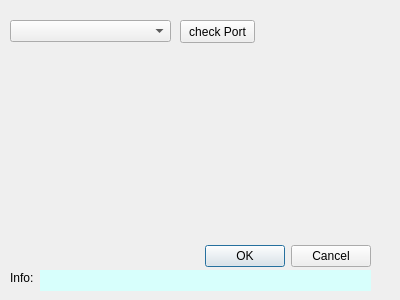
The window that qt_interface/serialconfigdialog.ui (PabloNH00/rosa_firmware_Pablo) describes before a commit, drawn with Qt 5.
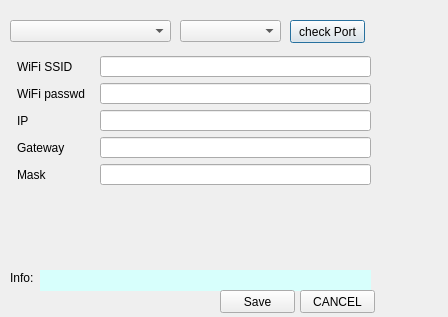
The same window after the commit.

Diff of the .ui file:
```diff
--- a/qt_interface/serialconfigdialog.ui
+++ b/qt_interface/serialconfigdialog.ui
@@ -6,29 +6,13 @@
    <rect>
     <x>0</x>
     <y>0</y>
-    <width>400</width>
-    <height>300</height>
+    <width>448</width>
+    <height>317</height>
    </rect>
   </property>
   <property name="windowTitle">
    <string>Dialog</string>
   </property>
-  <widget class="QDialogButtonBox" name="buttonBox">
-   <property name="geometry">
-    <rect>
-     <x>30</x>
-     <y>240</y>
-     <width>341</width>
-     <height>32</height>
-    </rect>
-   </property>
-   <property name="orientation">
-    <enum>Qt::Horizontal</enum>
-   </property>
-   <property name="standardButtons">
-    <set>QDialogButtonBox::Cancel|QDialogButtonBox::Ok</set>
-   </property>
-  </widget>
   <widget class="QComboBox" name="CB_serialPorts">
    <property name="geometry">
     <rect>
@@ -42,7 +26,7 @@
   <widget class="QPushButton" name="B_check">
    <property name="geometry">
     <rect>
-     <x>180</x>
+     <x>290</x>
      <y>20</y>
      <width>75</width>
      <height>23</height>
@@ -99,6 +83,157 @@
     <set>Qt::NoTextInteraction</set>
    </property>
   </widget>
+  <widget class="QPushButton" name="B_Cancel">
+   <property name="geometry">
+    <rect>
+     <x>300</x>
+     <y>290</y>
+     <width>75</width>
+     <height>23</height>
+    </rect>
+   </property>
+   <property name="text">
+    <string>CANCEL</string>
+   </property>
+  </widget>
+  <widget class="QPushButton" name="B_Save">
+   <property name="geometry">
+    <rect>
+     <x>220</x>
+     <y>290</y>
+     <width>75</width>
+     <height>23</height>
+    </rect>
+   </property>
+   <property name="text">
+    <string>Save</string>
+   </property>
+  </widget>
+  <widget class="QComboBox" name="CB_baudRates">
+   <property name="geometry">
+    <rect>
+     <x>180</x>
+     <y>20</y>
+     <width>101</width>
+     <height>22</height>
+    </rect>
+   </property>
+  </widget>
+  <widget class="QLabel" name="label_6">
+   <property name="geometry">
+    <rect>
+     <x>17</x>
+     <y>164</y>
+     <width>77</width>
+     <height>21</height>
+    </rect>
+   </property>
+   <property name="text">
+    <string>Mask</string>
+   </property>
+  </widget>
+  <widget class="QLabel" name="label_3">
+   <property name="geometry">
+    <rect>
+     <x>17</x>
+     <y>83</y>
+     <width>77</width>
+     <height>21</height>
+    </rect>
+   </property>
+   <property name="text">
+    <string>WiFi passwd</string>
+   </property>
+  </widget>
+  <widget class="QLabel" name="label_5">
+   <property name="geometry">
+    <rect>
+     <x>17</x>
+     <y>137</y>
+     <width>77</width>
+     <height>21</height>
+    </rect>
+   </property>
+   <property name="text">
+    <string>Gateway</string>
+   </property>
+  </widget>
+  <widget class="QLineEdit" name="edit_wifi">
+   <property name="geometry">
+    <rect>
+     <x>100</x>
+     <y>56</y>
+     <width>271</width>
+     <height>21</height>
+    </rect>
+   </property>
+  </widget>
+  <widget class="QLineEdit" name="edit_passwd">
+   <property name="geometry">
+    <rect>
+     <x>100</x>
+     <y>83</y>
+     <width>271</width>
+     <height>21</height>
+    </rect>
+   </property>
+  </widget>
+  <widget class="QLabel" name="label_4">
+   <property name="geometry">
+    <rect>
+     <x>17</x>
+     <y>110</y>
+     <width>77</width>
+     <height>21</height>
+    </rect>
+   </property>
+   <property name="text">
+    <string>IP</string>
+   </property>
+  </widget>
+  <widget class="QLineEdit" name="edit_mask">
+   <property name="geometry">
+    <rect>
+     <x>100</x>
+     <y>164</y>
+     <width>271</width>
+     <height>21</height>
+    </rect>
+   </property>
+  </widget>
+  <widget class="QLineEdit" name="edit_gateway">
+   <property name="geometry">
+    <rect>
+     <x>100</x>
+     <y>137</y>
+     <width>271</width>
+     <height>21</height>
+    </rect>
+   </property>
+  </widget>
+  <widget class="QLabel" name="label_2">
+   <property name="geometry">
+    <rect>
+     <x>17</x>
+     <y>56</y>
+     <width>77</width>
+     <height>21</height>
+    </rect>
+   </property>
+   <property name="text">
+    <string>WiFi SSID</string>
+   </property>
+  </widget>
+  <widget class="QLineEdit" name="edit_ip">
+   <property name="geometry">
+    <rect>
+     <x>100</x>
+     <y>110</y>
+     <width>271</width>
+     <height>21</height>
+    </rect>
+   </property>
+  </widget>
  </widget>
  <resources/>
  <connections>
```
Left out of the diff: 35 changed lines with no effect on the pictures.
